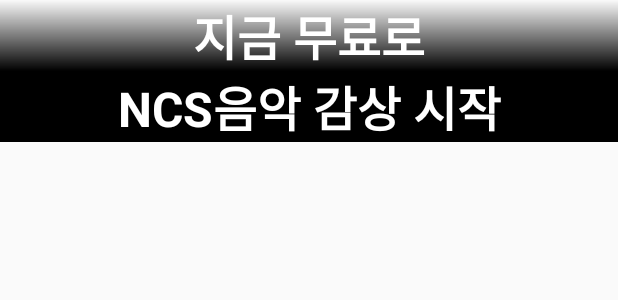
After one commit to jinhaEom/Kotlin_Capstone_Project, an Android app: the layout layout_intro_title.xml on its own in the app's theme, with its tools: preview values and no code run, on a phone screen of 412 x 824 dp. The commit adds this screen. Shown: the top 300 px of the screen. Run offline under Robolectric (Android 15) with nearby library versions, the phone set to English and light mode, and no system bars.

Commit message:
이미지 사이 글자 추가 및 글자그라데이션 추가

```diff
--- /dev/null
+++ b/capstone/anyfeeling/app/src/main/res/drawable/background_intro_title.xml
@@ -0,0 +1,5 @@
+<?xml version="1.0" encoding="utf-8"?>
+<shape xmlns:android="http://schemas.android.com/apk/res/android">
+    <gradient android:angle="270"
+        android:endColor="@color/black" android:startColor="@android:color/transparent" />
+</shape>
--- a/capstone/anyfeeling/app/src/main/res/layout/fragment_home.xml
+++ b/capstone/anyfeeling/app/src/main/res/layout/fragment_home.xml
@@ -4,6 +4,7 @@
     android:id="@+id/coordinator"
     android:layout_width="match_parent"
     android:layout_height="match_parent"
+    android:background="@color/black"
     android:fitsSystemWindows="false">
 
     <androidx.constraintlayout.motion.widget.MotionLayout xmlns:app="http://schemas.android.com/apk/res-auto"
@@ -15,7 +16,7 @@
         app:layoutDescription="@xml/textview_shown_scene"
         tools:context=".MainActivity">
 
-        <ScrollView
+        <androidx.core.widget.NestedScrollView
             android:id="@+id/scrollView"
             android:layout_width="0dp"
             android:layout_height="0dp"
@@ -42,6 +43,7 @@
                     app:layoutDescription="@xml/gathering_digital_things_scene">
 
                     <ImageView
+
                         android:id="@+id/logoImageView2"
                         android:layout_width="400dp"
                         android:layout_height="270dp"
@@ -54,7 +56,7 @@
 
                 </androidx.constraintlayout.motion.widget.MotionLayout>
             </LinearLayout>
-        </ScrollView>
+        </androidx.core.widget.NestedScrollView>
 
         <TextView
             android:id="@+id/textView"
@@ -108,6 +110,14 @@
 
 
             </androidx.constraintlayout.widget.ConstraintLayout>
+
+            <include
+                layout="@layout/layout_intro_title"
+                android:id="@+id/introTitleLayout"
+                android:layout_width="match_parent"
+                android:layout_height="wrap_content"
+                android:layout_gravity="bottom"
+                app:layout_scrollFlags="scroll"/>
             <androidx.appcompat.widget.Toolbar
                 android:id="@+id/toolbar"
                 android:layout_width="match_parent"
--- /dev/null
+++ b/capstone/anyfeeling/app/src/main/res/layout/layout_intro_title.xml
@@ -0,0 +1,40 @@
+<?xml version="1.0" encoding="utf-8"?>
+<androidx.constraintlayout.widget.ConstraintLayout xmlns:android="http://schemas.android.com/apk/res/android"
+    android:layout_width="match_parent"
+    android:layout_height="wrap_content"
+    xmlns:app="http://schemas.android.com/apk/res-auto">
+
+    <View
+        android:id="@+id/backgroundViewIntroTitleTop"
+        android:layout_width="0dp"
+        android:layout_height="0dp"
+        app:layout_constraintStart_toStartOf="parent"
+        app:layout_constraintEnd_toEndOf="parent"
+        app:layout_constraintTop_toTopOf="parent"
+        app:layout_constraintBottom_toTopOf="@id/backgroundViewIntroTitleBottom"
+        android:background="@drawable/background_intro_title" />
+
+    <View
+        android:id="@+id/backgroundViewIntroTitleBottom"
+        android:layout_width="0dp"
+        android:layout_height="0dp"
+        app:layout_constraintStart_toStartOf="parent"
+        app:layout_constraintEnd_toEndOf="parent"
+        app:layout_constraintBottom_toBottomOf="parent"
+        app:layout_constraintTop_toBottomOf="@id/backgroundViewIntroTitleTop"
+        android:background="@color/black"/>
+
+    <TextView
+        android:id="@+id/introTitleTextView"
+        android:layout_width="wrap_content"
+        android:layout_height="wrap_content"
+        android:text="지금 무료로\nNCS음악 감상 시작"
+        android:textColor="@color/white"
+        android:gravity="center_horizontal"
+        android:textStyle="bold"
+        android:textSize="32sp"
+        app:layout_constraintStart_toStartOf="parent"
+        app:layout_constraintEnd_toEndOf="parent"
+        app:layout_constraintTop_toTopOf="parent" />
+
+</androidx.constraintlayout.widget.ConstraintLayout>
```
